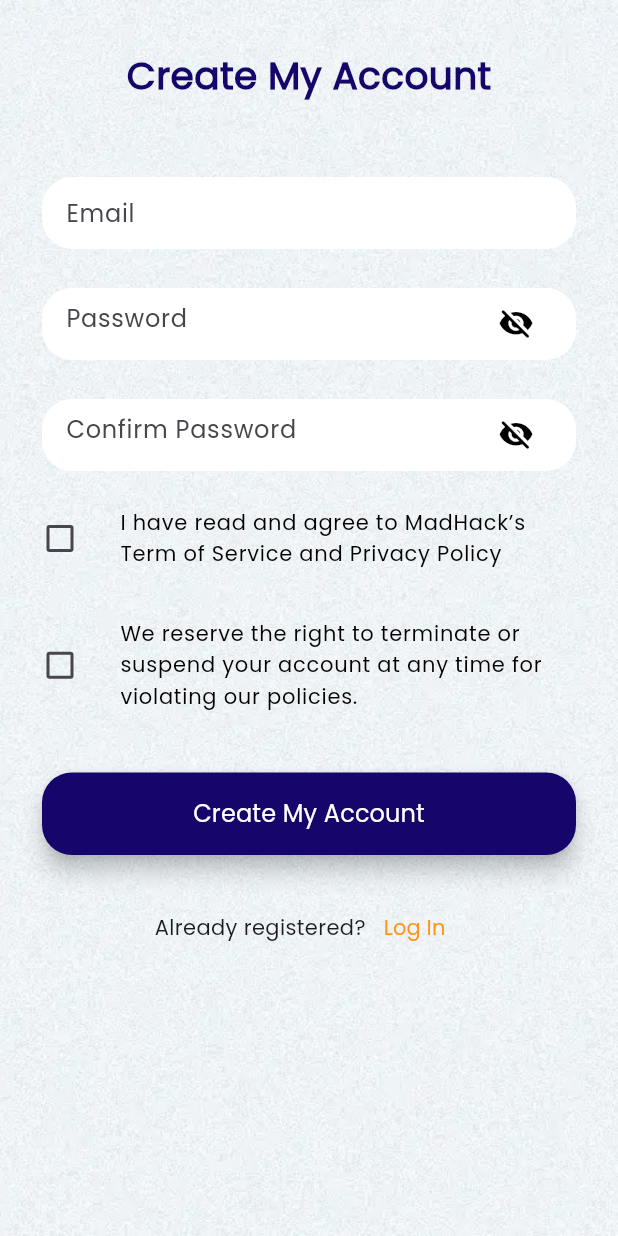
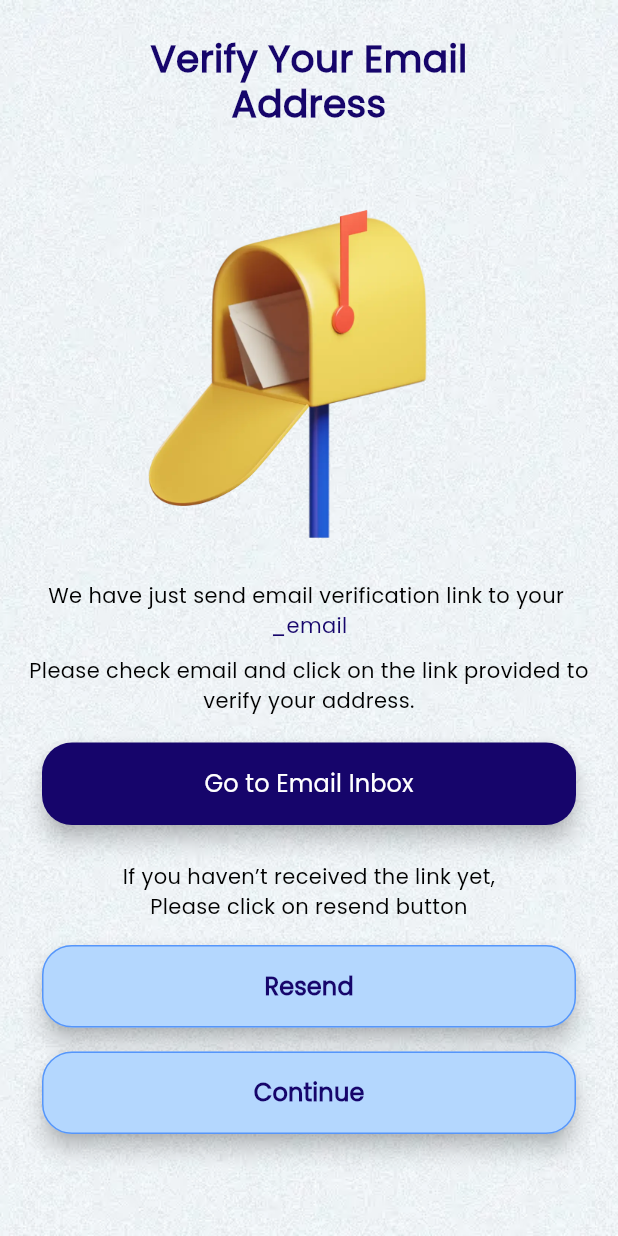
Before and after one commit to vinukavinnath/madhack_3.0, a Flutter app: the screen it shows after launch, on a phone screen of 412 x 824 dp. Run offline on Flutter 3.47's test engine with Material 3 defaults, Android fonts, the phone set to English and light mode, and no system bars; our stand-ins replace firebase_core, toggle_switch; accounts and stored records are empty.

Commit message:
feat: Verify email address page created

```diff
--- a/lib/main.dart
+++ b/lib/main.dart
@@ -1,13 +1,13 @@
-import 'package:async_and_await/view/pages/account_type.dart';
-import 'package:async_and_await/view/pages/forgot_password.dart';
-import 'package:async_and_await/view/pages/sign_up_page.dart';
 import 'package:flutter/material.dart';
 import 'package:firebase_core/firebase_core.dart';
 import 'firebase_options.dart';
 
 //Pages
 import 'package:async_and_await/view/pages/sign_in_page.dart';
-
+import 'package:async_and_await/view/pages/account_type.dart';
+import 'package:async_and_await/view/pages/forgot_password.dart';
+import 'package:async_and_await/view/pages/sign_up_page.dart';
+import 'package:async_and_await/view/pages/verify_account.dart';
 
 void main() async {
   WidgetsFlutterBinding.ensureInitialized();
@@ -34,7 +34,7 @@
         useMaterial3: true,
       ),
       home: const SafeArea(
-        child: SignUpPage(),
+        child: VerifyAccount(),
       ),
     );
   }
--- /dev/null
+++ b/lib/view/pages/home_page.dart
@@ -0,0 +1,14 @@
+import 'package:flutter/material.dart';
+
+class HomePage extends StatelessWidget {
+  const HomePage({super.key});
+
+  @override
+  Widget build(BuildContext context) {
+    return const Scaffold(
+      body: Center(
+        child: Text('Home Page'),
+      ),
+    );
+  }
+}
--- /dev/null
+++ b/lib/view/pages/verify_account.dart
@@ -0,0 +1,94 @@
+import 'package:async_and_await/view/widgets/primary_button.dart';
+import 'package:async_and_await/view/widgets/secondary_button.dart';
+import 'package:flutter/material.dart';
+import 'package:async_and_await/constants.dart';
+
+class VerifyAccount extends StatelessWidget {
+  const VerifyAccount({super.key});
+
+  @override
+  Widget build(BuildContext context) {
+    return Scaffold(
+      body: Container(
+        decoration: const BoxDecoration(
+          image: DecorationImage(
+            repeat: ImageRepeat.repeat,
+            image: AssetImage('assets/images/noise.webp'),
+          ),
+        ),
+        child: Column(
+          children: <Widget>[
+            Padding(
+              padding:
+                  const EdgeInsets.symmetric(vertical: 24.0, horizontal: 8.0),
+              child: Text(
+                'Verify Your Email \nAddress',
+                textAlign: TextAlign.center,
+                style: kHeading1TextStyle.copyWith(height: 1.2),
+              ),
+            ),
+            const Expanded(
+              flex: 1,
+              child: Image(
+                image: AssetImage('assets/images/mailbox.webp'),
+              ),
+            ),
+            Padding(
+              padding: const EdgeInsets.symmetric(vertical: 8.0),
+              child: Column(
+                children: <Widget>[
+                  const Text(
+                    'We have just send email verification link to your ',
+                    style: kNormalTextStyle,
+                  ),
+                  Text(
+                    '_email',
+                    style: kNormalTextStyle.copyWith(color: kDeepBlueColor),
+                  ),
+                  const SizedBox(
+                    height: 10.0,
+                  ),
+                  const Text(
+                    'Please check email and click on the link provided to \nverify your address.',
+                    textAlign: TextAlign.center,
+                    style: kNormalTextStyle,
+                  ),
+                  const SizedBox(
+                    height: 10.0,
+                  ),
+                  PrimaryButton(
+                    title: 'Go to Email Inbox',
+                    process: () async {
+                      // await LaunchApp.openApp(
+                      //     androidPackageName: 'com.google.android.gm',
+                      //     openStore: true);
+                    },
+                  ),
+                ],
+              ),
+            ),
+            const Padding(
+              padding: EdgeInsets.symmetric(vertical: 8.0),
+              child: Text(
+                'If you haven’t received the link yet, \nPlease click on resend button',
+                style: kNormalTextStyle,
+                textAlign: TextAlign.center,
+              ),
+            ),
+            SecondaryButton(
+              title: 'Resend',
+              process: () {},
+            ),
+            SecondaryButton(
+              title: 'Continue',
+              process: () {},
+            ),
+            const SizedBox(
+              height: 60.0,
+            ),
+          ],
+        ),
+      ),
+    );
+  }
+}
```
Also changed, not shown: assets/images/mailbox.webp (added).
